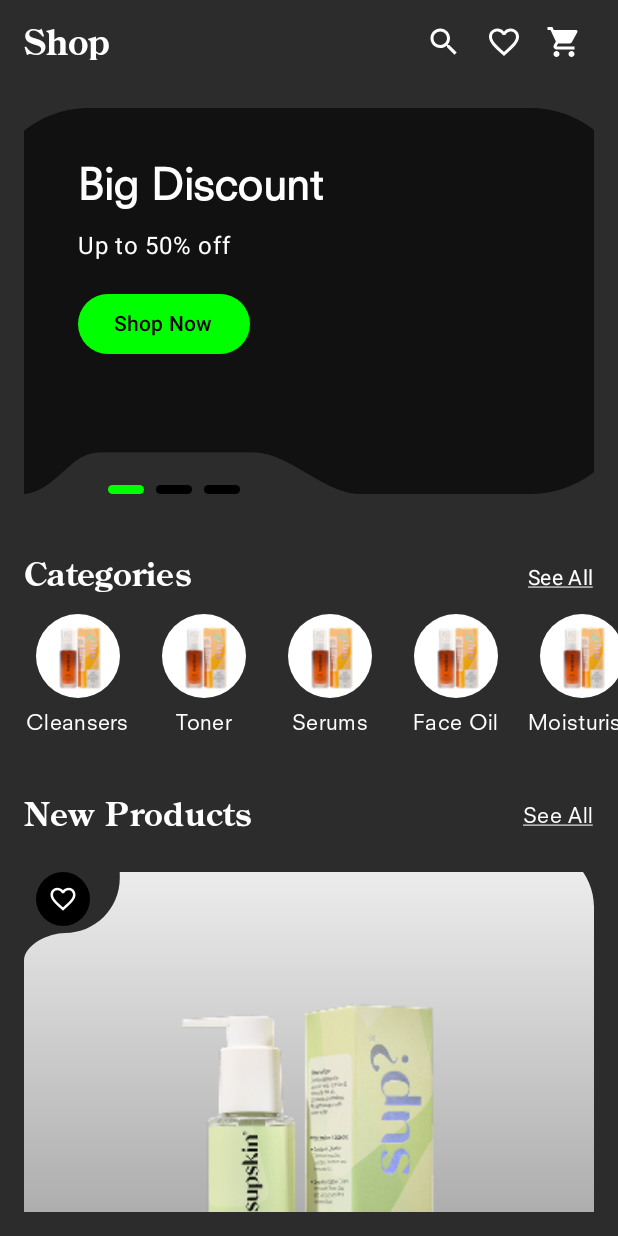
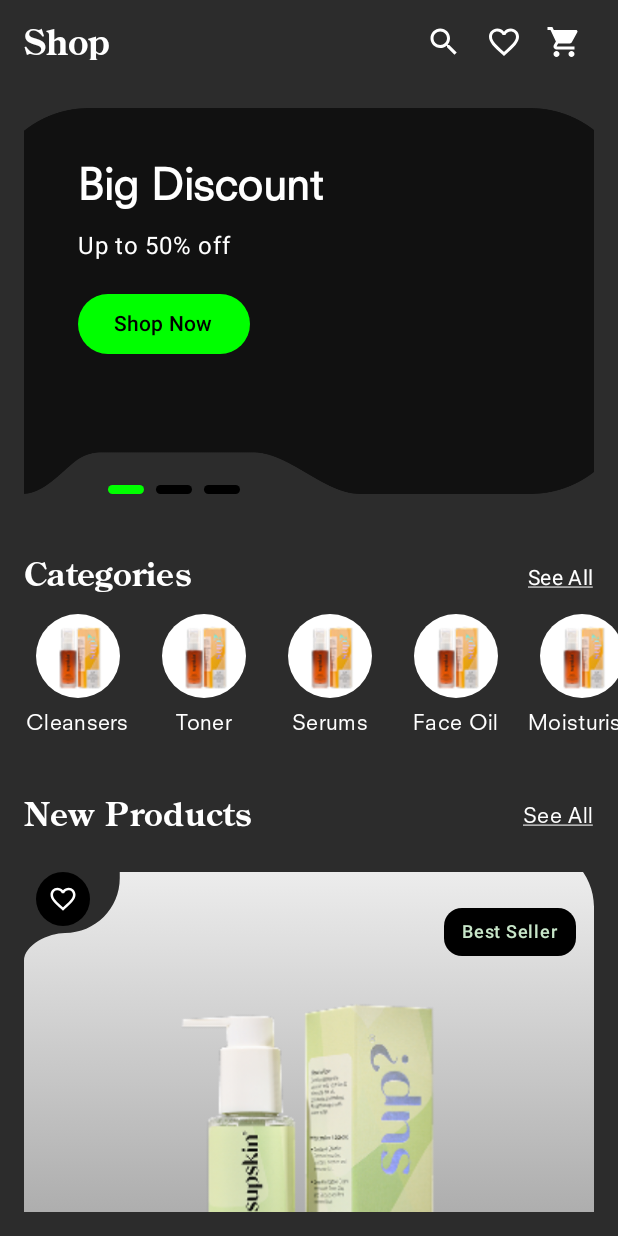
Before and after one commit to oyeraghib/Shop-App-D4C, an Android app built with Jetpack Compose: the screen it shows after launch (HomeActivity), on a phone screen of 412 x 824 dp. Run offline under Robolectric (Android 15) with nearby library versions, the phone set to English and light mode, and no system bars; our stand-ins replace accompanist.

Commit message:
fix: best seller text position

```diff
--- a/app/src/main/java/com/d4cshopappassignment/ui/activity/shopHome/HomeActivity.kt
+++ b/app/src/main/java/com/d4cshopappassignment/ui/activity/shopHome/HomeActivity.kt
@@ -371,19 +371,20 @@ fun ProductCard(product: Product) {
                 .aspectRatio(1f)
         )
 
-        // Optional Best Seller badge
+        // Best Seller badge
         if (product.isBestSeller) {
             Text(
                 text = "Best Seller",
-                color = Color.Black,
+                color = Color(0xFFC8E6C9),
                 style = MaterialTheme.typography.labelMedium,
                 modifier = Modifier
-                    .align(Alignment.CenterEnd)
-                    .background(Color.Green, shape = RoundedCornerShape(8.dp))
-                    .padding(horizontal = 8.dp, vertical = 4.dp)
-                    .padding(end = 16.dp)
+                    .align(Alignment.TopEnd)
+                    .padding(top = 24.dp, end = 12.dp)
+                    .background(Color.Black, shape = RoundedCornerShape(12.dp))
+                    .padding(horizontal = 12.dp, vertical = 8.dp)
             )
         }
+
 
         // Bottom Overlay with Product Details
         ProductDetailsOverlay(
```
